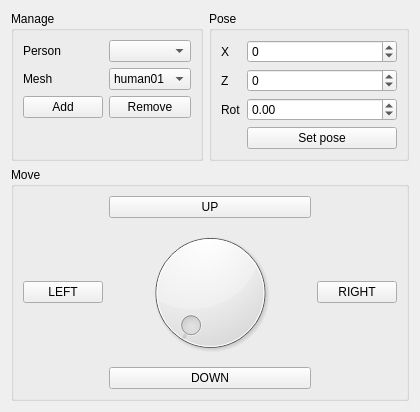
The window that components/fakeHumanAgent/src/mainUI.ui (carloslobatog/robocomp-shelly) describes before a commit, drawn with Qt 5.
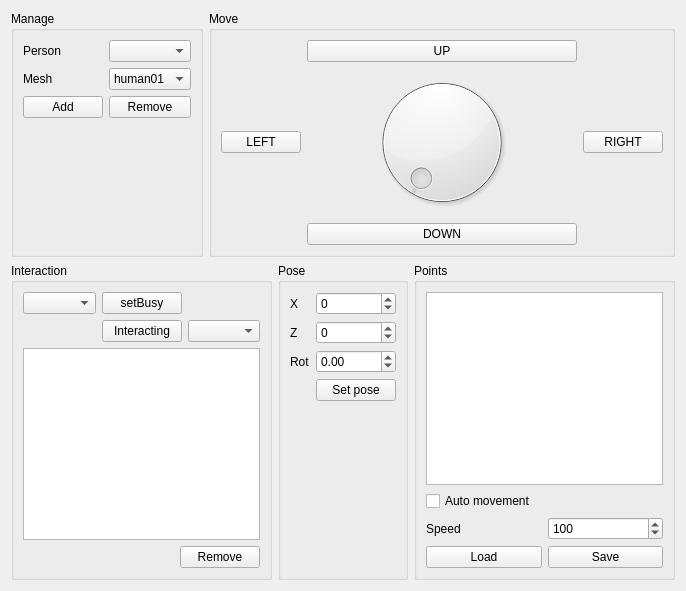
The same window after the commit.

Commit message: Person interaction edges added

```diff
--- a/components/fakeHumanAgent/src/mainUI.ui
+++ b/components/fakeHumanAgent/src/mainUI.ui
@@ -6,22 +6,22 @@
    <rect>
     <x>0</x>
     <y>0</y>
-    <width>420</width>
-    <height>412</height>
+    <width>686</width>
+    <height>591</height>
    </rect>
   </property>
   <property name="windowTitle">
    <string>fakeHumanAgent</string>
   </property>
-  <layout class="QVBoxLayout" name="verticalLayout_4" stretch="1,9">
+  <layout class="QVBoxLayout" name="verticalLayout_2">
    <item>
-    <layout class="QHBoxLayout" name="horizontalLayout" stretch="4,6">
+    <layout class="QHBoxLayout" name="horizontalLayout" stretch="1,9">
      <item>
       <widget class="QGroupBox" name="groupBox_2">
        <property name="title">
         <string>Manage</string>
        </property>
-       <layout class="QVBoxLayout" name="verticalLayout_2">
+       <layout class="QHBoxLayout" name="horizontalLayout_3">
         <item>
          <layout class="QFormLayout" name="formLayout_2">
           <item row="0" column="0">
@@ -75,77 +75,51 @@
       </widget>
      </item>
      <item>
-      <widget class="QGroupBox" name="groupBox_5">
+      <widget class="QGroupBox" name="groupBox">
        <property name="title">
-        <string>Pose</string>
+        <string>Move</string>
        </property>
-       <layout class="QVBoxLayout" name="verticalLayout_3">
+       <layout class="QVBoxLayout" name="verticalLayout">
         <item>
-         <layout class="QFormLayout" name="formLayout">
-          <item row="0" column="0">
-           <widget class="QLabel" name="label_2">
-            <property name="text">
-             <string>X</string>
-            </property>
-           </widget>
-          </item>
+         <layout class="QGridLayout" name="gridLayout">
           <item row="0" column="1">
-           <widget class="QSpinBox" name="x_sb">
-            <property name="minimum">
-             <number>-10000</number>
-            </property>
-            <property name="maximum">
-             <number>10000</number>
-            </property>
-            <property name="singleStep">
-             <number>100</number>
+           <widget class="QPushButton" name="up">
+            <property name="text">
+             <string>UP</string>
             </property>
            </widget>
           </item>
           <item row="1" column="0">
-           <widget class="QLabel" name="label_3">
+           <widget class="QPushButton" name="left">
             <property name="text">
-             <string>Z</string>
+             <string>LEFT</string>
             </property>
-           </widget>
-          </item>
-          <item row="1" column="1">
-           <widget class="QSpinBox" name="z_sb">
-            <property name="minimum">
-             <number>-10000</number>
+            <property name="checkable">
+             <bool>false</bool>
             </property>
-            <property name="maximum">
-             <number>10000</number>
-            </property>
-            <property name="singleStep">
-             <number>100</number>
-            </property>
            </widget>
           </item>
-          <item row="2" column="0">
-           <widget class="QLabel" name="label_4">
+          <item row="1" column="2">
+           <widget class="QPushButton" name="right">
             <property name="text">
-             <string>Rot</string>
+             <string>RIGHT</string>
             </property>
            </widget>
           </item>
           <item row="2" column="1">
-           <widget class="QDoubleSpinBox" name="rot_sb">
-            <property name="minimum">
-             <double>-3.140000000000000</double>
-            </property>
-            <property name="maximum">
-             <double>3.140000000000000</double>
-            </property>
-            <property name="singleStep">
-             <double>0.100000000000000</double>
+           <widget class="QPushButton" name="down">
+            <property name="text">
+             <string>DOWN</string>
             </property>
            </widget>
           </item>
-          <item row="3" column="1">
-           <widget class="QPushButton" name="setPose_pb">
-            <property name="text">
-             <string>Set pose</string>
+          <item row="1" column="1">
+           <widget class="QDial" name="giro">
+            <property name="sizePolicy">
+             <sizepolicy hsizetype="Expanding" vsizetype="Expanding">
+              <horstretch>0</horstretch>
+              <verstretch>0</verstretch>
+             </sizepolicy>
             </property>
            </widget>
           </item>
@@ -157,58 +131,233 @@
     </layout>
    </item>
    <item>
-    <widget class="QGroupBox" name="groupBox">
-     <property name="title">
-      <string>Move</string>
-     </property>
-     <layout class="QVBoxLayout" name="verticalLayout">
-      <item>
-       <layout class="QGridLayout" name="gridLayout">
-        <item row="0" column="1">
-         <widget class="QPushButton" name="up">
-          <property name="text">
-           <string>UP</string>
-          </property>
-         </widget>
+    <layout class="QHBoxLayout" name="horizontalLayout_7">
+     <item>
+      <widget class="QGroupBox" name="groupBox_4">
+       <property name="title">
+        <string>Interaction</string>
+       </property>
+       <layout class="QVBoxLayout" name="verticalLayout_6" stretch="1,9">
+        <item>
+         <layout class="QGridLayout" name="gridLayout_2">
+          <item row="0" column="0">
+           <widget class="QComboBox" name="int1_cb"/>
+          </item>
+          <item row="1" column="2">
+           <widget class="QComboBox" name="int2_cb"/>
+          </item>
+          <item row="0" column="1">
+           <widget class="QPushButton" name="busy_pb">
+            <property name="text">
+             <string>setBusy</string>
+            </property>
+           </widget>
+          </item>
+          <item row="1" column="1">
+           <widget class="QPushButton" name="interact_pb">
+            <property name="text">
+             <string>Interacting</string>
+            </property>
+           </widget>
+          </item>
+         </layout>
         </item>
-        <item row="1" column="0">
-         <widget class="QPushButton" name="left">
-          <property name="text">
-           <string>LEFT</string>
-          </property>
-          <property name="checkable">
-           <bool>false</bool>
-          </property>
-         </widget>
-        </item>
-        <item row="1" column="2">
-         <widget class="QPushButton" name="right">
-          <property name="text">
-           <string>RIGHT</string>
-          </property>
-         </widget>
-        </item>
-        <item row="2" column="1">
-         <widget class="QPushButton" name="down">
-          <property name="text">
-           <string>DOWN</string>
-          </property>
-         </widget>
-        </item>
-        <item row="1" column="1">
-         <widget class="QDial" name="giro">
-          <property name="sizePolicy">
-           <sizepolicy hsizetype="Expanding" vsizetype="Expanding">
-            <horstretch>0</horstretch>
-            <verstretch>0</verstretch>
-           </sizepolicy>
-          </property>
-         </widget>
+        <item>
+         <layout class="QVBoxLayout" name="verticalLayout_5">
+          <item>
+           <widget class="QListWidget" name="interaction_lw"/>
+          </item>
+          <item>
+           <layout class="QHBoxLayout" name="horizontalLayout_6">
+            <item>
+             <spacer name="horizontalSpacer">
+              <property name="orientation">
+               <enum>Qt::Horizontal</enum>
+              </property>
+              <property name="sizeHint" stdset="0">
+               <size>
+                <width>40</width>
+                <height>20</height>
+               </size>
+              </property>
+             </spacer>
+            </item>
+            <item>
+             <widget class="QPushButton" name="rinteraction_pb">
+              <property name="text">
+               <string>Remove</string>
+              </property>
+             </widget>
+            </item>
+           </layout>
+          </item>
+         </layout>
         </item>
        </layout>
-      </item>
-     </layout>
-    </widget>
+      </widget>
+     </item>
+     <item>
+      <layout class="QHBoxLayout" name="horizontalLayout_5">
+       <item>
+        <widget class="QGroupBox" name="groupBox_5">
+         <property name="title">
+          <string>Pose</string>
+         </property>
+         <layout class="QVBoxLayout" name="verticalLayout_3">
+          <item>
+           <layout class="QFormLayout" name="formLayout">
+            <item row="0" column="0">
+             <widget class="QLabel" name="label_2">
+              <property name="text">
+               <string>X</string>
+              </property>
+             </widget>
+            </item>
+            <item row="0" column="1">
+             <widget class="QSpinBox" name="x_sb">
+              <property name="toolTip">
+               <string>mm</string>
+              </property>
+              <property name="minimum">
+               <number>-10000</number>
+              </property>
+              <property name="maximum">
+               <number>10000</number>
+              </property>
+              <property name="singleStep">
+               <number>100</number>
+              </property>
+             </widget>
+            </item>
+            <item row="1" column="0">
+             <widget class="QLabel" name="label_3">
+              <property name="text">
+               <string>Z</string>
+              </property>
+             </widget>
+            </item>
+            <item row="1" column="1">
+             <widget class="QSpinBox" name="z_sb">
+              <property name="toolTip">
+               <string>mm</string>
+              </property>
+              <property name="minimum">
+               <number>-10000</number>
+              </property>
+              <property name="maximum">
+               <number>10000</number>
+              </property>
+              <property name="singleStep">
+               <number>100</number>
+              </property>
+             </widget>
+            </item>
+            <item row="2" column="0">
+             <widget class="QLabel" name="label_4">
+              <property name="text">
+               <string>Rot</string>
+              </property>
+             </widget>
+            </item>
+            <item row="2" column="1">
+             <widget class="QDoubleSpinBox" name="rot_sb">
+              <property name="minimum">
+               <double>-3.140000000000000</double>
+              </property>
+              <property name="maximum">
+               <double>3.140000000000000</double>
+              </property>
+              <property name="singleStep">
+               <double>0.100000000000000</double>
+              </property>
+             </widget>
+            </item>
+            <item row="3" column="1">
+             <widget class="QPushButton" name="setPose_pb">
+              <property name="text">
+               <string>Set pose</string>
+              </property>
+             </widget>
+            </item>
+           </layout>
+          </item>
+         </layout>
+        </widget>
+       </item>
+       <item>
+        <widget class="QGroupBox" name="groupBox_3">
+         <property name="title">
+          <string>Points</string>
+         </property>
+         <layout class="QVBoxLayout" name="verticalLayout_4">
+          <item>
+           <widget class="QTextEdit" name="point_te">
+            <property name="toolTip">
+             <string>x,y</string>
+            </property>
+            <property name="statusTip">
+             <string/>
+            </property>
+           </widget>
+          </item>
+          <item>
+           <widget class="QCheckBox" name="autoM_cb">
+            <property name="text">
+             <string>Auto movement</string>
+            </property>
+           </widget>
+          </item>
+          <item>
+           <layout class="QHBoxLayout" name="horizontalLayout_4">
+            <item>
+             <widget class="QLabel" name="label_6">
+              <property name="text">
+               <string>Speed</string>
+              </property>
+             </widget>
+            </item>
+            <item>
+             <widget class="QSpinBox" name="speed_sb">
+              <property name="toolTip">
+               <string>mm/s</string>
+              </property>
+              <property name="maximum">
+               <number>3000</number>
+              </property>
+              <property name="singleStep">
+               <number>25</number>
+              </property>
+              <property name="value">
+               <number>100</number>
+              </property>
+             </widget>
+            </item>
+           </layout>
+          </item>
+          <item>
+           <layout class="QHBoxLayout" name="horizontalLayout_2">
+            <item>
+             <widget class="QPushButton" name="load_pb">
+              <property name="text">
+               <string>Load</string>
+              </property>
+             </widget>
+            </item>
+            <item>
+             <widget class="QPushButton" name="save_pb">
+              <property name="text">
+               <string>Save</string>
+              </property>
+             </widget>
+            </item>
+           </layout>
+          </item>
+         </layout>
+        </widget>
+       </item>
+      </layout>
+     </item>
+    </layout>
    </item>
   </layout>
  </widget>
```
Left out of the diff: 9 changed lines with no effect on the pictures. The commit also changes 2 other files.
